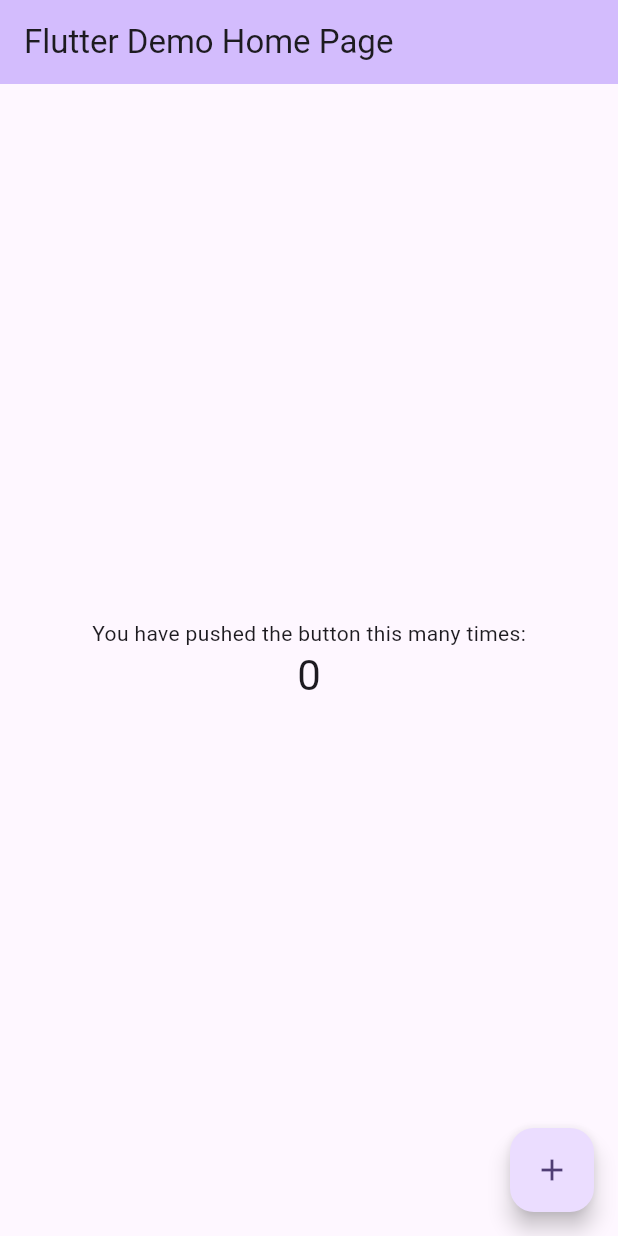
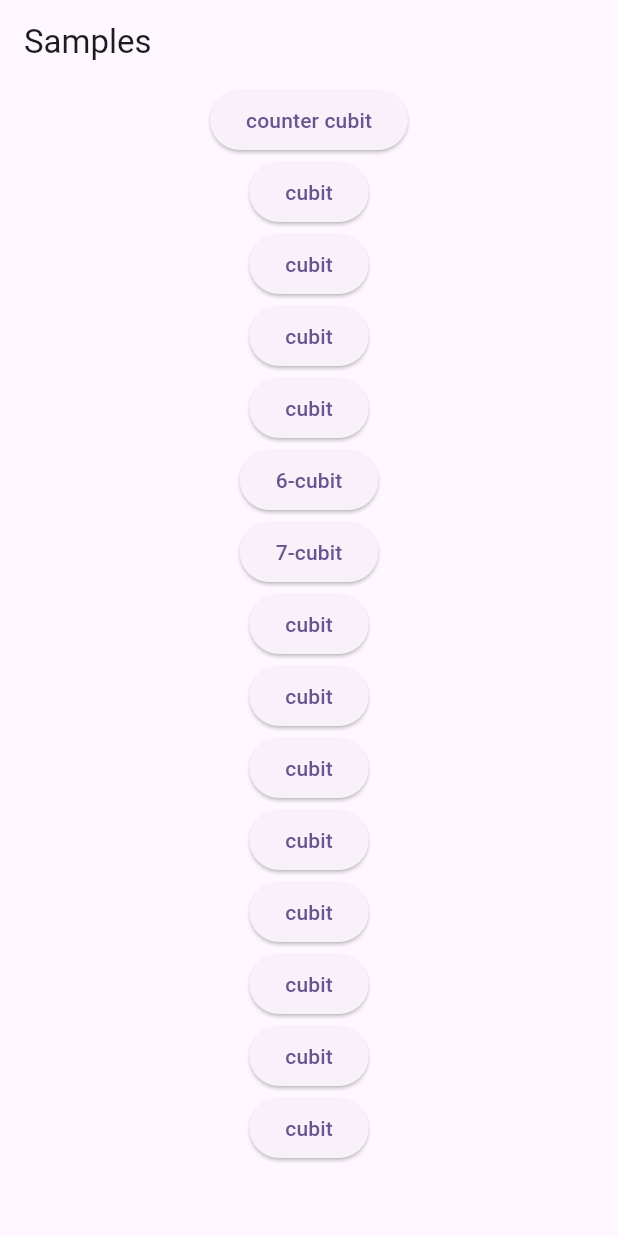
Before and after one commit to KhamdamovDilmurod/BloC_Cubit_samples, a Flutter app: the screen it shows after launch, on a phone screen of 412 x 824 dp. Run offline on Flutter 3.47's test engine with Material 3 defaults, Android fonts, the phone set to English and light mode, and no system bars; our stand-ins replace bloc, flutter_bloc.

Commit message:
counter cubit added

```diff
--- a/lib/main.dart
+++ b/lib/main.dart
@@ -1,4 +1,7 @@
+import 'package:bloc_cubit_samples/screens/first_screen/counter_cubit.dart';
+import 'package:bloc_cubit_samples/screens/main_screen.dart';
 import 'package:flutter/material.dart';
+import 'package:flutter_bloc/flutter_bloc.dart';
 
 void main() {
   runApp(const MyApp());
@@ -10,116 +13,20 @@ class MyApp extends StatelessWidget {
   // This widget is the root of your application.
   @override
   Widget build(BuildContext context) {
-    return MaterialApp(
-      title: 'Flutter Demo',
-      theme: ThemeData(
-        // This is the theme of your application.
-        //
-        // TRY THIS: Try running your application with "flutter run". You'll see
-        // the application has a blue toolbar. Then, without quitting the app,
-        // try changing the seedColor in the colorScheme below to Colors.green
-        // and then invoke "hot reload" (save your changes or press the "hot
-        // reload" button in a Flutter-supported IDE, or press "r" if you used
-        // the command line to start the app).
-        //
-        // Notice that the counter didn't reset back to zero; the application
-        // state is not lost during the reload. To reset the state, use hot
-        // restart instead.
-        //
-        // This works for code too, not just values: Most code changes can be
-        // tested with just a hot reload.
-        colorScheme: ColorScheme.fromSeed(seedColor: Colors.deepPurple),
-        useMaterial3: true,
+    return MultiBlocProvider(
+      providers: [
+        BlocProvider<CounterCubit>(
+          create: (BuildContext context) => CounterCubit(),
+        ),
+      ],
+      child: MaterialApp(
+          title: 'Flutter Demo',
+          theme: ThemeData(
+            colorScheme: ColorScheme.fromSeed(seedColor: Colors.deepPurple),
+            useMaterial3: true,
+          ),
+          home: MainScreen(),
       ),
-      home: const MyHomePage(title: 'Flutter Demo Home Page'),
     );
   }
 }
-
-class MyHomePage extends StatefulWidget {
-  const MyHomePage({super.key, required this.title});
-
-  // This widget is the home page of your application. It is stateful, meaning
-  // that it has a State object (defined below) that contains fields that affect
-  // how it looks.
-
-  // This class is the configuration for the state. It holds the values (in this
-  // case the title) provided by the parent (in this case the App widget) and
-  // used by the build method of the State. Fields in a Widget subclass are
-  // always marked "final".
-
-  final String title;
-
-  @override
-  State<MyHomePage> createState() => _MyHomePageState();
-}
-
-class _MyHomePageState extends State<MyHomePage> {
-  int _counter = 0;
-
-  void _incrementCounter() {
-    setState(() {
-      // This call to setState tells the Flutter framework that something has
-      // changed in this State, which causes it to rerun the build method below
-      // so that the display can reflect the updated values. If we changed
-      // _counter without calling setState(), then the build method would not be
-      // called again, and so nothing would appear to happen.
-      _counter++;
-    });
-  }
-
-  @override
-  Widget build(BuildContext context) {
-    // This method is rerun every time setState is called, for instance as done
-    // by the _incrementCounter method above.
-    //
-    // The Flutter framework has been optimized to make rerunning build methods
-    // fast, so that you can just rebuild anything that needs updating rather
-    // than having to individually change instances of widgets.
-    return Scaffold(
-      appBar: AppBar(
-        // TRY THIS: Try changing the color here to a specific color (to
-        // Colors.amber, perhaps?) and trigger a hot reload to see the AppBar
-        // change color while the other colors stay the same.
-        backgroundColor: Theme.of(context).colorScheme.inversePrimary,
-        // Here we take the value from the MyHomePage object that was created by
-        // the App.build method, and use it to set our appbar title.
-        title: Text(widget.title),
-      ),
-      body: Center(
-        // Center is a layout widget. It takes a single child and positions it
-        // in the middle of the parent.
-        child: Column(
-          // Column is also a layout widget. It takes a list of children and
-          // arranges them vertically. By default, it sizes itself to fit its
-          // children horizontally, and tries to be as tall as its parent.
-          //
-          // Column has various properties to control how it sizes itself and
-          // how it positions its children. Here we use mainAxisAlignment to
-          // center the children vertically; the main axis here is the vertical
-          // axis because Columns are vertical (the cross axis would be
-          // horizontal).
-          //
-          // TRY THIS: Invoke "debug painting" (choose the "Toggle Debug Paint"
-          // action in the IDE, or press "p" in the console), to see the
-          // wireframe for each widget.
-          mainAxisAlignment: MainAxisAlignment.center,
-          children: <Widget>[
-            const Text(
-              'You have pushed the button this many times:',
-            ),
-            Text(
-              '$_counter',
-              style: Theme.of(context).textTheme.headlineMedium,
-            ),
-          ],
-        ),
-      ),
-      floatingActionButton: FloatingActionButton(
-        onPressed: _incrementCounter,
-        tooltip: 'Increment',
-        child: const Icon(Icons.add),
-      ), // This trailing comma makes auto-formatting nicer for build methods.
-    );
-  }
-}
--- /dev/null
+++ b/lib/screens/first_screen/counter_cubit.dart
@@ -0,0 +1,12 @@
+import 'package:bloc/bloc.dart';
+import 'package:meta/meta.dart';
+
+part 'counter_state.dart';
+
+class CounterCubit extends Cubit<CounterState> {
+  CounterCubit() : super(CounterState(counterValue: 0));
+
+  void increment() => emit(CounterState(counterValue: state.counterValue+1));
+
+  void decrement() => emit(CounterState(counterValue: state.counterValue-1));
+}
--- /dev/null
+++ b/lib/screens/first_screen/counter_state.dart
@@ -0,0 +1,6 @@
+part of 'counter_cubit.dart';
+
+class CounterState {
+  int counterValue;
+  CounterState({required this.counterValue});
+}
--- /dev/null
+++ b/lib/screens/main_screen.dart
@@ -0,0 +1,90 @@
+import 'package:bloc_cubit_samples/screens/first_screen/first_screen.dart';
+import 'package:bloc_cubit_samples/utils/custom_navigations.dart';
+import 'package:flutter/material.dart';
+
+class MainScreen extends StatefulWidget {
+  @override
+  State<StatefulWidget> createState() {
+    // TODO: implement createState
+    return MainScreenState();
+  }
+}
+
+class MainScreenState extends State<MainScreen> {
+  @override
+  Widget build(BuildContext context) {
+    // TODO: implement build
+    return Scaffold(
+      appBar: AppBar(
+        title: Text("Samples"),
+      ),
+      body: SingleChildScrollView(
+        child: Center(
+          child: Column(
+            crossAxisAlignment: CrossAxisAlignment.center,
+            mainAxisAlignment: MainAxisAlignment.start,
+            children: [
+              ElevatedButton(
+                  onPressed: () {
+                    Navigator.of(context).push(FadeRoute(
+                      page: FirstScreen(),
+                    ));
+                  },
+                  child: Text("counter cubit")),
+              ElevatedButton(
+                  onPressed: () {
+                    Navigator.of(context).push(LeftToRightRoute(
+                      page: FirstScreen(),
+                    ));
+                  },
+                  child: Text("cubit")),
+              ElevatedButton(
+                  onPressed: () {
+                    Navigator.of(context).push(RightToLeftRoute(
+                      page: FirstScreen(),
+                    ));
+                  },
+                  child: Text("cubit")),
+              ElevatedButton(
+                  onPressed: () {
+                    Navigator.of(context).push(SlideDownRoute(
+                      page: FirstScreen(),
+                    ));
+                  },
+                  child: Text("cubit")),
+              ElevatedButton(
+                  onPressed: () {
+                    Navigator.of(context).push(SlideUpRoute(
+                      page: FirstScreen(),
+                    ));
+                  },
+                  child: Text("cubit")),
+              ElevatedButton(
+                  onPressed: () {
+                    Navigator.of(context).push(SlideTopRightRoute(
+                      page: FirstScreen(),
+                    ));
+                  },
+                  child: Text("6-cubit")),
+              ElevatedButton(
+                  onPressed: () {
+                    Navigator.of(context).push(SlideBottomRightRoute(
+                      page: FirstScreen(),
+                    ));
+                  },
+                  child: Text("7-cubit")),
+              ElevatedButton(onPressed: () {}, child: Text("cubit")),
+              ElevatedButton(onPressed: () {}, child: Text("cubit")),
+              ElevatedButton(onPressed: () {}, child: Text("cubit")),
+              ElevatedButton(onPressed: () {}, child: Text("cubit")),
+              ElevatedButton(onPressed: () {}, child: Text("cubit")),
+              ElevatedButton(onPressed: () {}, child: Text("cubit")),
+              ElevatedButton(onPressed: () {}, child: Text("cubit")),
+              ElevatedButton(onPressed: () {}, child: Text("cubit")),
+            ],
+          ),
+        ),
+      ),
+    );
+  }
+}
--- /dev/null
+++ b/lib/utils/custom_navigations.dart
@@ -0,0 +1,153 @@
+import 'package:flutter/cupertino.dart';
+
+class FadeRoute extends PageRouteBuilder {
+  final Widget page;
+
+  FadeRoute({required this.page})
+      : super(
+            pageBuilder: (context, animation, secondaryAnimation) => page,
+            transitionsBuilder: (context, animation, secondaryAnimation, child) {
+              return FadeTransition(
+                opacity: animation,
+                child: child,
+              );
+            });
+}
+
+class LeftToRightRoute extends PageRouteBuilder {
+  final Widget page;
+
+  LeftToRightRoute({required this.page})
+      : super(
+            pageBuilder: (context, animation, secondaryAnimation) => page,
+            transitionsBuilder: (context, animation, secondaryAnimation, child) {
+              const begin = Offset(-1.0, 0.0);
+              const end = Offset.zero;
+              const curve = Curves.easeInOut;
+
+              var tween = Tween(begin: begin, end: end).chain(CurveTween(curve: curve));
+
+              var offsetAnimation = animation.drive(tween);
+
+              return SlideTransition(
+                position: offsetAnimation,
+                child: child,
+              );
+            });
+}
+
+class RightToLeftRoute extends PageRouteBuilder {
+  final Widget page;
+
+  RightToLeftRoute({required this.page})
+      : super(
+            pageBuilder: (context, animation, secondaryAnimation) => page,
+            transitionsBuilder: (context, animation, secondaryAnimation, child) {
+              const begin = Offset(1.0, 0.0);
+              const end = Offset.zero;
+              const curve = Curves.easeInOut;
+
+              var tween = Tween(begin: begin, end: end).chain(CurveTween(curve: curve));
+
+              var offsetAnimation = animation.drive(tween);
+
+              return SlideTransition(
+                position: offsetAnimation,
+                child: child,
+              );
+            });
+}
+
+class SlideDownRoute  extends PageRouteBuilder {
+  final Widget page;
+
+  SlideDownRoute ({required this.page})
+      : super(
+            pageBuilder: (context, animation, secondaryAnimation) => page,
+            transitionsBuilder: (context, animation, secondaryAnimation, child) {
+              const begin = Offset(0.0, -1.0);
+              const end = Offset.zero;
+              const curve = Curves.easeInOut;
+
+              var tween = Tween(begin: begin, end: end).chain(CurveTween(curve: curve));
+
+              var offsetAnimation = animation.drive(tween);
+
+              return SlideTransition(
+                position: offsetAnimation,
+                child: child,
+              );
+            });
+}
+
+class SlideUpRoute  extends PageRouteBuilder {
+  final Widget page;
+
+  SlideUpRoute ({required this.page})
+      : super(
+            pageBuilder: (context, animation, secondaryAnimation) => page,
+            transitionsBuilder: (context, animation, secondaryAnimation, child) {
+              const begin = Offset(0.0, 1.0);
+              const end = Offset.zero;
+              const curve = Curves.easeInOut;
+
+              var tween = Tween(begin: begin, end: end).chain(CurveTween(curve: curve));
+
+              var offsetAnimation = animation.drive(tween);
+
+              return SlideTransition(
+                position: offsetAnimation,
+                child: child,
+              );
+            });
+}
+
+class SlideTopRightRoute  extends PageRouteBuilder {
+  final Widget page;
+
+  SlideTopRightRoute ({required this.page})
+      : super(
+            pageBuilder: (context, animation, secondaryAnimation) => page,
+            transitionsBuilder: (context, animation, secondaryAnimation, child) {
+              const begin = Offset(1.0, -1.0);
+              const end = Offset.zero;
+              const curve = Curves.easeInOut;
+
+              var tween = Tween(begin: begin, end: end).chain(CurveTween(curve: curve));
+
+              var offsetAnimation = animation.drive(tween);
+
+              return SlideTransition(
+                position: offsetAnimation,
+                child: Align(
+                  alignment: Alignment.topRight,
+                  child: child,
+                ),
+              );
+            });
+}
+
+class SlideBottomRightRoute  extends PageRouteBuilder {
+  final Widget page;
+
+  SlideBottomRightRoute ({required this.page})
+      : super(
+            pageBuilder: (context, animation, secondaryAnimation) => page,
+            transitionsBuilder: (context, animation, secondaryAnimation, child) {
+              const begin = Offset(1.0, 1.0);
+              const end = Offset.zero;
+              const curve = Curves.easeInOut;
+
+              var tween = Tween(begin: begin, end: end).chain(CurveTween(curve: curve));
+
+              var offsetAnimation = animation.drive(tween);
+
+              return SlideTransition(
+                position: offsetAnimation,
+                child: Align(
+                  alignment: Alignment.bottomRight,
+                  child: child,
+                ),
+              );
+            });
+}
--- a/pubspec.yaml
+++ b/pubspec.yaml
@@ -30,6 +30,7 @@ environment:
 dependencies:
   flutter:
     sdk: flutter
+  flutter_bloc:
 
 
   # The following adds the Cupertino Icons font to your application.
```
Also changed, not shown: lib/screens/first_screen/first_screen.dart (+34 -7 lines), pubspec.lock.
